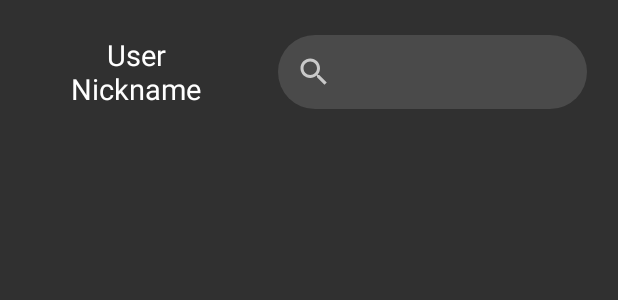
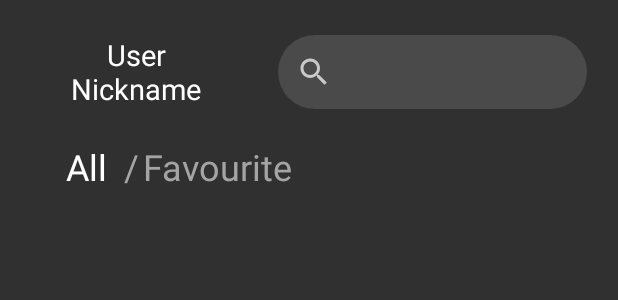
Before and after one commit to panos198683/marvel, an Android app: the layout activity_characters.xml on its own in the app's theme, with its tools: preview values and no code run, on a phone screen of 412 x 824 dp. Shown: the top 300 px of the screen. Run offline under Robolectric (Android 15) with nearby library versions, the phone set to English and light mode, and no system bars; network calls fail.

```diff
--- a/app/build.gradle
+++ b/app/build.gradle
@@ -38,4 +38,7 @@ dependencies {
     implementation 'com.google.firebase:firebase-analytics:17.4.2'
     implementation 'com.google.firebase:firebase-database:19.3.0'
     implementation 'com.google.android.material:material:1.1.0'
+    implementation 'com.android.volley:volley:1.1.1'
+    implementation 'com.google.code.gson:gson:2.8.6'
+
 }
--- a/app/src/main/java/com/example/marvel/DatabaseData.java
+++ b/app/src/main/java/com/example/marvel/DatabaseData.java
@@ -37,7 +37,7 @@ public class DatabaseData extends SQLiteOpenHelper {
 
     public void createtable(){
         SQLiteDatabase db = this.getWritableDatabase();
-        String createTable  = "CREATE TABLE "+ TABLE_NAME + " (ID INTEGER PRIMARY KEY AUTOINCREMENT,"+ COL2 +" VARCHAR(30), " + COL3 + " VARCHAR(30), "+ COL4 +" VARCHAR(30), "+ COL5 +" VARCHAR(30),"+ COL6 +" VARCHAR(30)) " ;
+        String createTable  = "CREATE TABLE "+ TABLE_NAME + " (ID INTEGER PRIMARY KEY AUTOINCREMENT,"+ COL2 +" VARCHAR(30), " + COL3 + " VARCHAR(30), "+ COL4 +" VARCHAR(30) UNIQUE, "+ COL5 +" VARCHAR(30) UNIQUE,"+ COL6 +" VARCHAR(30)) " ;
         db.execSQL(createTable);
         Log.d(TAG, "Created Table");
     }
@@ -77,4 +77,5 @@ public class DatabaseData extends SQLiteOpenHelper {
             return true;
         }
     }
+
 }
--- a/app/src/main/res/layout/activity_characters.xml
+++ b/app/src/main/res/layout/activity_characters.xml
@@ -40,4 +40,56 @@
         app:layout_constraintTop_toTopOf="parent"
         app:layout_constraintVertical_bias="0.03">
     </SearchView>
+
+    <TextView
+        android:id="@+id/allchars"
+        android:layout_width="0dp"
+        android:layout_height="0dp"
+        app:layout_constraintWidth_percent="0.1"
+        app:layout_constraintHeight_percent="0.04"
+        android:text="All"
+        app:autoSizeTextType="uniform"
+        android:textColor="#ffffff"
+        app:layout_constraintBottom_toBottomOf="parent"
+        app:layout_constraintEnd_toEndOf="parent"
+        app:layout_constraintStart_toStartOf="parent"
+        app:layout_constraintTop_toTopOf="parent"
+        app:layout_constraintHorizontal_bias="0.1"
+        app:layout_constraintVertical_bias="0.12"
+        android:gravity="center"
+        />
+    <TextView
+        android:id="@+id/seperator"
+        android:layout_width="0dp"
+        android:layout_height="0dp"
+        app:layout_constraintWidth_percent="0.04"
+        app:layout_constraintHeight_percent="0.04"
+        android:text="/"
+        app:autoSizeTextType="uniform"
+        android:textColor="#A4A4A4"
+        app:layout_constraintBottom_toBottomOf="parent"
+        app:layout_constraintEnd_toEndOf="parent"
+        app:layout_constraintStart_toStartOf="parent"
+        app:layout_constraintTop_toTopOf="parent"
+        app:layout_constraintHorizontal_bias="0.2"
+        app:layout_constraintVertical_bias="0.12"
+        android:gravity="center"
+        />
+    <TextView
+        android:id="@+id/favourite"
+        android:layout_width="0dp"
+        android:layout_height="0dp"
+        app:layout_constraintWidth_percent="0.26"
+        app:layout_constraintHeight_percent="0.04"
+        android:text="Favourite"
+        app:autoSizeTextType="uniform"
+        android:textColor="#A4A4A4"
+        app:layout_constraintBottom_toBottomOf="parent"
+        app:layout_constraintEnd_toEndOf="parent"
+        app:layout_constraintStart_toStartOf="parent"
+        app:layout_constraintTop_toTopOf="parent"
+        app:layout_constraintHorizontal_bias="0.3"
+        app:layout_constraintVertical_bias="0.12"
+        android:gravity="center"
+        />
 </androidx.constraintlayout.widget.ConstraintLayout>
```
Also changed, not shown: app/src/main/java/com/example/marvel/CharactersActivity.java (+35 -0 lines), app/src/main/java/com/example/marvel/json/JsonMarvelModel.java (added, +117 -0 lines), app/src/main/java/com/example/marvel/json/MarvelResultsModel.java (renamed from app/src/main/java/com/example/marvel/json/MarvelJsonModel.java, +16 -16 lines), 1 other file.
